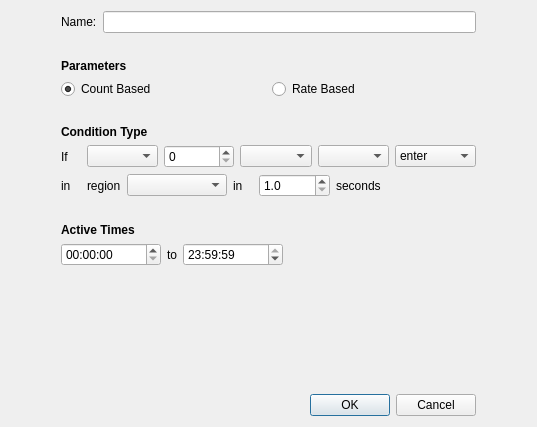
Above: brainframe_qt/ui/dialogs/alarm_creation/alarm_creation.ui from aotuai/brainframe-qt before the change. Below: the same form after it.
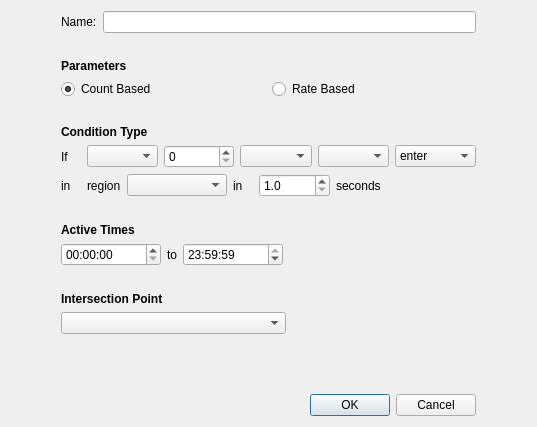
That is the form after the change.

Commit message: Add support for intersection point configuration in the UI

```diff
--- a/brainframe_qt/ui/dialogs/alarm_creation/alarm_creation.ui
+++ b/brainframe_qt/ui/dialogs/alarm_creation/alarm_creation.ui
@@ -274,6 +274,9 @@
      </item>
      <item>
       <layout class="QHBoxLayout" name="horizontalLayout_3">
+       <property name="bottomMargin">
+        <number>20</number>
+       </property>
        <item>
         <widget class="QTimeEdit" name="start_time_edit">
          <property name="minimumSize">
@@ -326,6 +329,55 @@
        </item>
       </layout>
      </item>
+     <item>
+      <widget class="QLabel" name="intersection_point_label">
+       <property name="font">
+        <font>
+         <weight>75</weight>
+         <bold>true</bold>
+        </font>
+       </property>
+       <property name="text">
+        <string>Intersection Point</string>
+       </property>
+      </widget>
+     </item>
+     <item>
+      <layout class="QHBoxLayout" name="horizontalLayout_5">
+       <property name="bottomMargin">
+        <number>20</number>
+       </property>
+       <item>
+        <widget class="QComboBox" name="intersection_point_combo_box">
+         <property name="minimumSize">
+          <size>
+           <width>225</width>
+           <height>0</height>
+          </size>
+         </property>
+         <property name="maximumSize">
+          <size>
+           <width>16777215</width>
+           <height>16777215</height>
+          </size>
+         </property>
+        </widget>
+       </item>
+       <item>
+        <spacer name="horizontalSpacer">
+         <property name="orientation">
+          <enum>Qt::Horizontal</enum>
+         </property>
+         <property name="sizeHint" stdset="0">
+          <size>
+           <width>20</width>
+           <height>20</height>
+          </size>
+         </property>
+        </spacer>
+       </item>
+      </layout>
+     </item>
      <item>
       <spacer name="verticalSpacer">
        <property name="orientation">
```
The commit also changes 1 other file.
